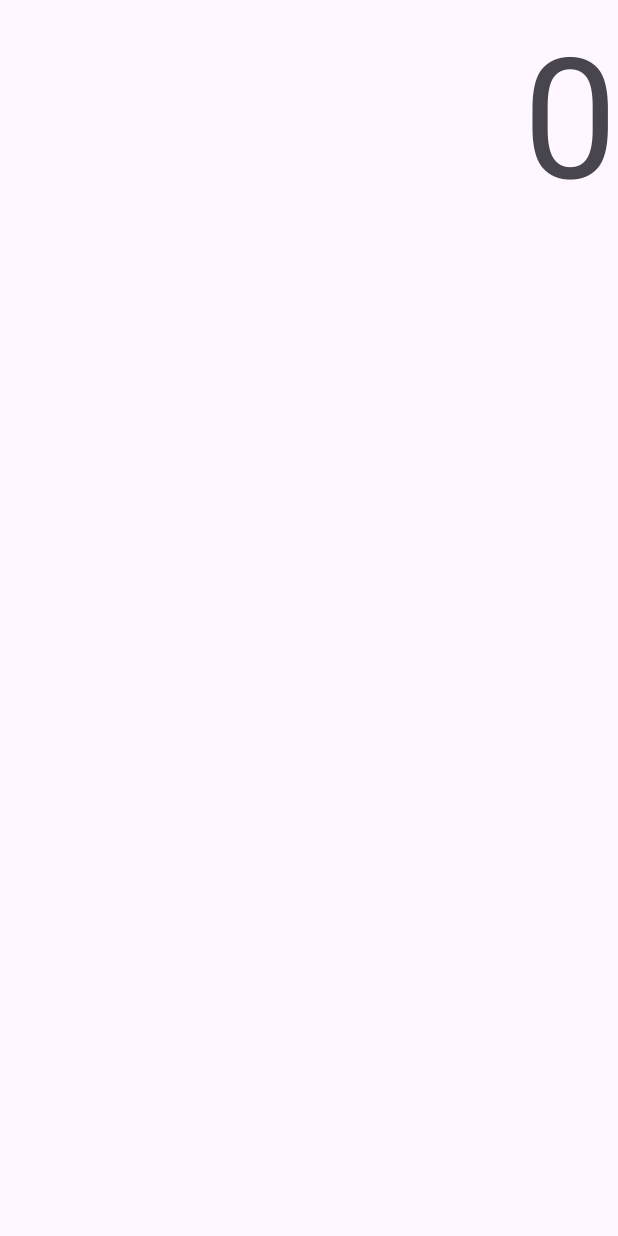
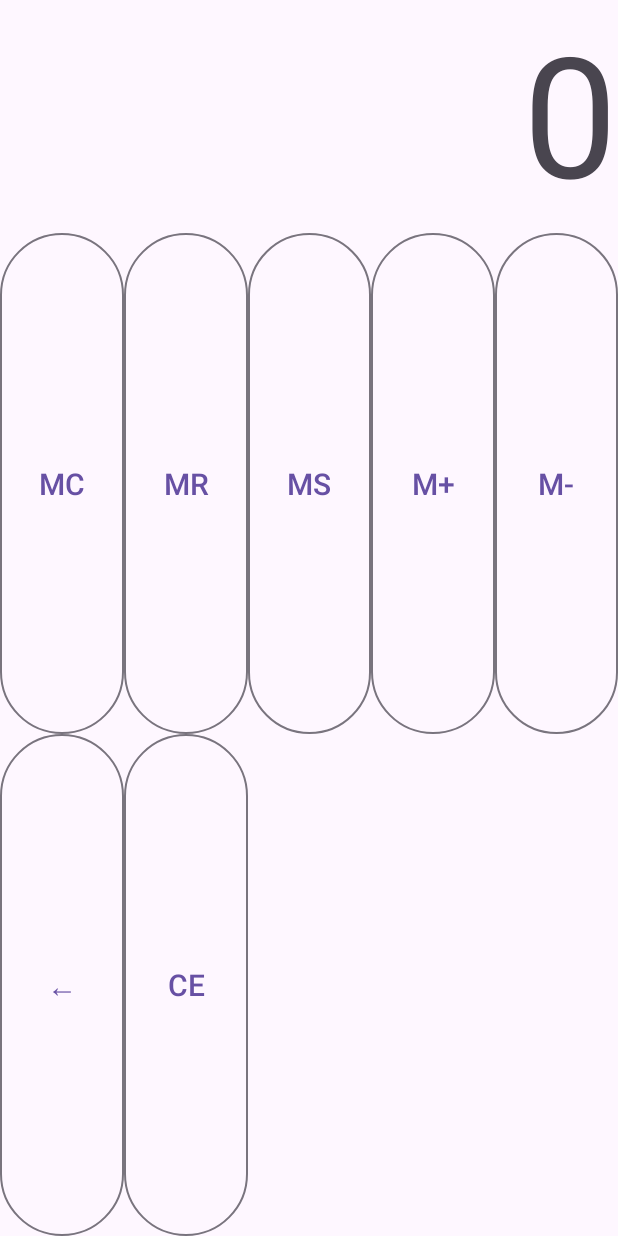
Before and after one commit to sxe910/Calc, an Android app: the screen it shows after launch (MainActivity), on a phone screen of 412 x 824 dp. Run offline under Robolectric (Android 15) with nearby library versions, the phone set to English and light mode, and no system bars.

Commit message:
Stiliai ir pirmieji mygtukai

```diff
--- a/app/src/main/res/layout/activity_main.xml
+++ b/app/src/main/res/layout/activity_main.xml
@@ -29,7 +29,21 @@
         android:layout_height="0dp"
         android:layout_weight="3"
         android:columnCount="5"
-        android:rowCount="6">
+        android:rowCount="6"
+        app:layout_constraintTop_toBottomOf="@id/resultDisplay"
+        app:layout_constraintBottom_toBottomOf="parent"
+        app:layout_constraintStart_toStartOf="parent"
+        app:layout_constraintEnd_toEndOf="parent">>
+
+        <Button style="@style/CalcButtons" android:text="MC" />
+        <Button style="@style/CalcButtons" android:text="MR" />
+        <Button style="@style/CalcButtons" android:text="MS" />
+        <Button style="@style/CalcButtons" android:text="M+" />
+        <Button style="@style/CalcButtons" android:text="M-" />
+
+        <Button style="@style/CalcButtons" android:text="←" />
+        <Button style="@style/CalcButtons" android:text="CE" />
+
 
 
     </GridLayout>
--- /dev/null
+++ b/app/src/main/res/values/styles.xml
@@ -0,0 +1,17 @@
+<?xml version="1.0" encoding="utf-8"?>
+<resources>
+   <!--  Mygtuku stiliu failas, kad veliau galeciau pernaudoti   -->
+    <style name="CalcButtons" parent="Widget.Material3.Button.OutlinedButton">
+        <item name="android:layout_width">0dp</item>
+        <item name="android:layout_height">0dp</item>
+        <item name="android:layout_columnWeight">1</item>
+        <item name="android:layout_rowWeight">1</item>
+        <item name="android:layout_gravity">fill</item>
+        <item name="android:textSize">20sp</item>
+        <item name="android:insetTop">0dp</item>
+        <item name="android:insetBottom">0dp</item>
+        <item name="android:padding">0dp</item>
+    </style>
+
+
+</resources>
```
